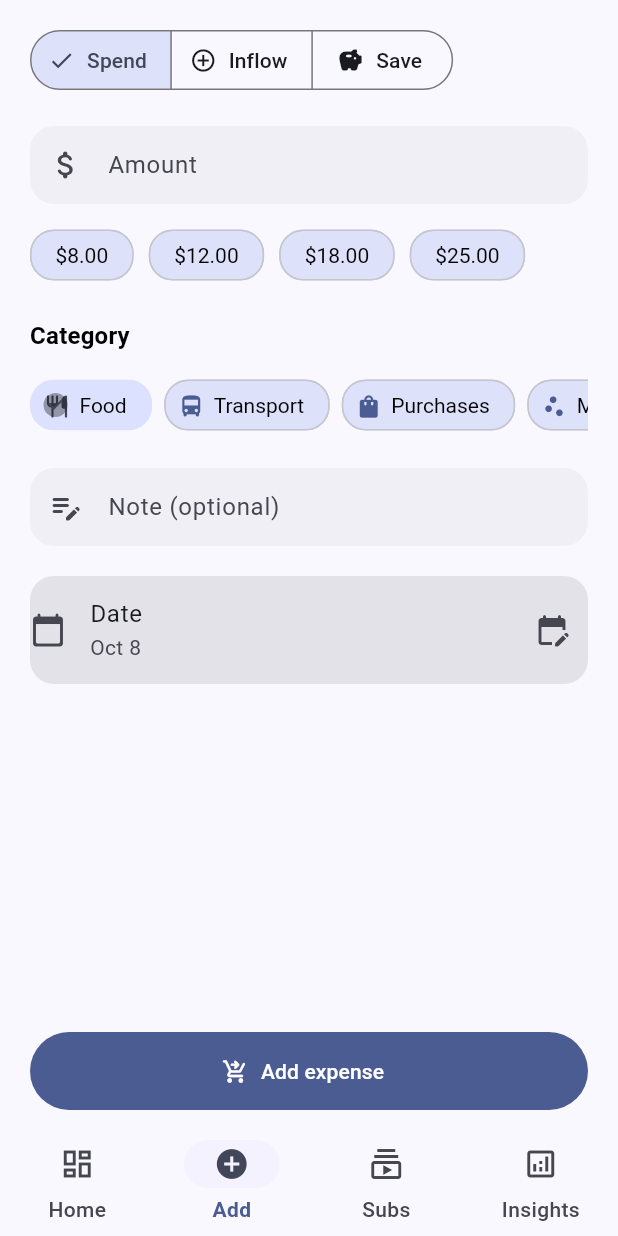
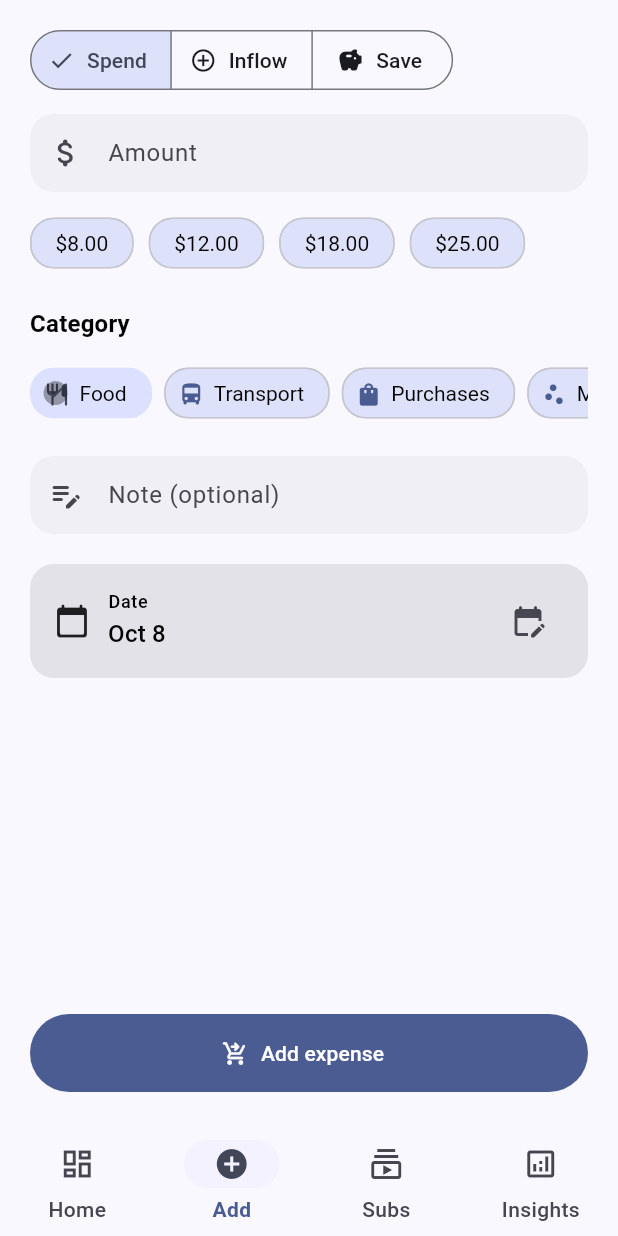
Before and after one commit to Xletr/tally, a Flutter app: the AppShell screen opened directly, swiped to page 2, on a phone screen of 412 x 824 dp. Run offline on Flutter 3.47's test engine with Material 3 defaults, Android fonts, the light colour scheme and no system bars; drawn by our look-alikes of dynamic_color; our stand-ins replace equatable, file_picker, fl_chart, flutter_local_notifications, flutter_riverpod, flutter_secure_storage and 3 more; missing offline and left inert: flutter_file_dialog; accounts and stored records are empty.

Commit message:
fix 'add' tab behaviour

```diff
--- a/lib/src/presentation/add/add_page.dart
+++ b/lib/src/presentation/add/add_page.dart
@@ -98,7 +98,18 @@ class _AddPageState extends ConsumerState<AddPage> {
 
     return SafeArea(
       child: Column(
+        crossAxisAlignment: CrossAxisAlignment.start,
         children: [
+          Padding(
+            padding: const EdgeInsets.fromLTRB(20, 16, 20, 12),
+            child: _TypeSegmentedControl(
+              type: _type,
+              onChanged: (value) {
+                FocusScope.of(context).unfocus();
+                setState(() => _type = value);
+              },
+            ),
+          ),
           Expanded(
             child: GestureDetector(
               behavior: HitTestBehavior.opaque,
@@ -106,29 +117,22 @@ class _AddPageState extends ConsumerState<AddPage> {
               child: LayoutBuilder(
                 builder: (context, constraints) {
                   final contentMinHeight = constraints.hasBoundedHeight
-                      ? math.max(constraints.maxHeight - 160, 0.0)
+                      ? math.max(constraints.maxHeight - 140, 0.0)
                       : 0.0;
                   return SingleChildScrollView(
-                    padding: const EdgeInsets.fromLTRB(20, 16, 20, 24),
+                    padding: const EdgeInsets.fromLTRB(20, 0, 20, 24),
+                    physics: const BouncingScrollPhysics(),
                     child: ConstrainedBox(
                       constraints: BoxConstraints(minHeight: contentMinHeight),
                       child: Column(
                         crossAxisAlignment: CrossAxisAlignment.start,
                         children: [
-                          _TypeSegmentedControl(
-                            type: _type,
-                            onChanged: (value) {
-                              FocusScope.of(context).unfocus();
-                              setState(() => _type = value);
-                            },
-                          ),
-                          const SizedBox(height: 20),
                           _AmountField(
                             controller: _amountController,
                             presets: amountPresets,
                             onPresetTap: (value) => setState(
-                              () => _amountController.text =
-                                  value.toStringAsFixed(0),
+                              () => _amountController.text = value
+                                  .toStringAsFixed(0),
                             ),
                           ),
                           const SizedBox(height: 20),
@@ -145,8 +149,8 @@ class _AddPageState extends ConsumerState<AddPage> {
                               controller: _sourceController,
                               suggestions: incomeSuggestions,
                               onSuggestionTap: (value) => setState(
-                                () => _amountController.text =
-                                    value.toStringAsFixed(0),
+                                () => _amountController.text = value
+                                    .toStringAsFixed(0),
                               ),
                             )
                           else
@@ -174,13 +178,16 @@ class _AddPageState extends ConsumerState<AddPage> {
                               );
                               if (picked != null) {
                                 setState(
-                                  () => _selectedDate =
-                                      clampDate(picked, minDate, maxDate),
+                                  () => _selectedDate = clampDate(
+                                    picked,
+                                    minDate,
+                                    maxDate,
+                                  ),
                                 );
                               }
                             },
                           ),
-                          const SizedBox(height: 160),
+                          const SizedBox(height: 120),
                         ],
                       ),
                     ),
@@ -192,8 +199,12 @@ class _AddPageState extends ConsumerState<AddPage> {
           AnimatedPadding(
             duration: const Duration(milliseconds: 220),
             curve: Curves.easeOutCubic,
-            padding:
-                EdgeInsets.fromLTRB(20, 8, 20, 12 + math.max(viewInsets, 0)),
+            padding: EdgeInsets.fromLTRB(
+              20,
+              8,
+              20,
+              viewInsets > 0 ? viewInsets + 20 : 24,
+            ),
             child: FilledButton.icon(
               icon: _isSaving
                   ? const SizedBox(
@@ -202,8 +213,7 @@ class _AddPageState extends ConsumerState<AddPage> {
                       child: CircularProgressIndicator(strokeWidth: 2),
                     )
                   : Icon(switch (_type) {
-                      _EntryType.inflow =>
-                        Icons.account_balance_wallet_rounded,
+                      _EntryType.inflow => Icons.account_balance_wallet_rounded,
                       _EntryType.expense =>
                         Icons.shopping_cart_checkout_rounded,
                       _EntryType.savings => Icons.savings_rounded,
@@ -237,10 +247,10 @@ class _AddPageState extends ConsumerState<AddPage> {
     final note = _noteController.text.trim();
     setState(() => _isSaving = true);
     final repo = ref.read(budgetRepositoryProvider);
-    final BudgetMonth currentMonth = ref.read(currentBudgetMonthProvider).maybeWhen(
-          data: (value) => value,
-          orElse: () => null,
-        ) ??
+    final BudgetMonth currentMonth =
+        ref
+            .read(currentBudgetMonthProvider)
+            .maybeWhen(data: (value) => value, orElse: () => null) ??
         await ref.read(currentBudgetMonthProvider.future);
     final earliestStart = await ref.read(earliestMonthStartProvider.future);
     final minDate = DateTime(earliestStart.year, earliestStart.month, 1);
@@ -392,6 +402,7 @@ class _AmountField extends StatelessWidget {
             prefixIcon: Icon(Icons.attach_money_rounded),
             labelText: 'Amount',
           ),
+          scrollPadding: const EdgeInsets.only(bottom: 220),
         ),
         if (presets.isNotEmpty) ...[
           const SizedBox(height: 12),
@@ -567,6 +578,7 @@ class _NoteField extends StatelessWidget {
         prefixIcon: Icon(Icons.edit_note_rounded),
         labelText: 'Note (optional)',
       ),
+      scrollPadding: const EdgeInsets.only(bottom: 220),
     );
   }
 }
@@ -580,17 +592,43 @@ class _DatePickerTile extends StatelessWidget {
   @override
   Widget build(BuildContext context) {
     final theme = Theme.of(context);
-    return ListTile(
-      contentPadding: EdgeInsets.zero,
-      leading: const Icon(Icons.calendar_today_rounded),
-      title: const Text('Date'),
-      subtitle: Text(formatDay(selectedDate)),
-      trailing: IconButton(
-        icon: const Icon(Icons.edit_calendar_rounded),
-        onPressed: onPressed,
+    final colorScheme = theme.colorScheme;
+    return Material(
+      color: Colors.transparent,
+      child: InkWell(
+        borderRadius: BorderRadius.circular(16),
+        onTap: onPressed,
+        child: Container(
+          padding: const EdgeInsets.symmetric(horizontal: 16, vertical: 14),
+          decoration: BoxDecoration(
+            color: colorScheme.surfaceContainerHighest,
+            borderRadius: BorderRadius.circular(16),
+          ),
+          child: Row(
+            children: [
+              const Icon(Icons.calendar_today_rounded),
+              const SizedBox(width: 12),
+              Column(
+                crossAxisAlignment: CrossAxisAlignment.start,
+                mainAxisSize: MainAxisSize.min,
+                children: [
+                  Text('Date', style: theme.textTheme.labelMedium),
+                  const SizedBox(height: 2),
+                  Text(
+                    formatDay(selectedDate),
+                    style: theme.textTheme.titleMedium,
+                  ),
+                ],
+              ),
+              const Spacer(),
+              IconButton(
+                icon: const Icon(Icons.edit_calendar_rounded),
+                onPressed: onPressed,
+              ),
+            ],
+          ),
+        ),
       ),
-      shape: RoundedRectangleBorder(borderRadius: BorderRadius.circular(16)),
-      tileColor: theme.colorScheme.surfaceContainerHighest,
     );
   }
 }
```
